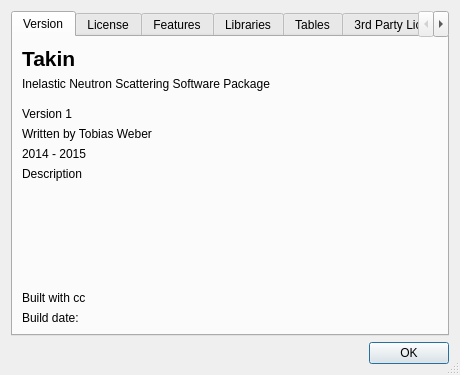
Old version of the form ui/about.ui in the repository t-weber/takin.
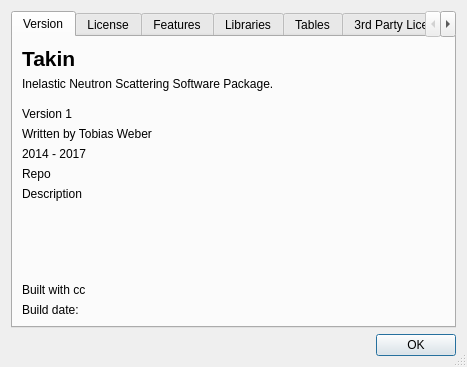
New version of the form.

The edit to the form file:
```diff
--- a/ui/about.ui
+++ b/ui/about.ui
@@ -6,8 +6,8 @@
    <rect>
     <x>0</x>
     <y>0</y>
-    <width>460</width>
-    <height>375</height>
+    <width>467</width>
+    <height>367</height>
    </rect>
   </property>
   <property name="windowTitle">
@@ -19,6 +19,12 @@
   <layout class="QGridLayout" name="gridLayout">
    <item row="0" column="0">
     <widget class="QTabWidget" name="tabWidget">
+     <property name="sizePolicy">
+      <sizepolicy hsizetype="Ignored" vsizetype="Ignored">
+       <horstretch>0</horstretch>
+       <verstretch>0</verstretch>
+      </sizepolicy>
+     </property>
      <property name="currentIndex">
       <number>0</number>
      </property>
@@ -27,6 +33,19 @@
        <string>Version</string>
       </attribute>
       <layout class="QGridLayout" name="gridLayout_2">
+       <item row="9" column="0">
+        <spacer name="verticalSpacer">
+         <property name="orientation">
+          <enum>Qt::Vertical</enum>
+         </property>
+         <property name="sizeHint" stdset="0">
+          <size>
+           <width>20</width>
+           <height>40</height>
+          </size>
+         </property>
+        </spacer>
+       </item>
        <item row="0" column="0">
         <widget class="QLabel" name="labelTitle">
          <property name="text">
@@ -56,14 +75,14 @@
        <item row="1" column="0">
         <widget class="QLabel" name="labelSubtitle">
          <property name="text">
-          <string>Inelastic Neutron Scattering Software Package</string>
+          <string>Inelastic Neutron Scattering Software Package.</string>
          </property>
          <property name="wordWrap">
           <bool>true</bool>
          </property>
         </widget>
        </item>
-       <item row="10" column="0">
+       <item row="11" column="0">
         <widget class="QLabel" name="labelBuildDate">
          <property name="text">
           <string>Build date:</string>
@@ -77,7 +96,7 @@
          </property>
         </widget>
        </item>
-       <item row="9" column="0">
+       <item row="10" column="0">
         <widget class="QLabel" name="labelCC">
          <property name="text">
           <string>Built with cc</string>
@@ -90,7 +109,7 @@
        <item row="6" column="0">
         <widget class="QLabel" name="labelYears">
          <property name="text">
-          <string>2014 - 2015</string>
+          <string>2014 - 2017</string>
          </property>
         </widget>
        </item>
@@ -102,19 +121,6 @@
         </widget>
        </item>
        <item row="8" column="0">
-        <spacer name="verticalSpacer">
-         <property name="orientation">
-          <enum>Qt::Vertical</enum>
-         </property>
-         <property name="sizeHint" stdset="0">
-          <size>
-           <width>20</width>
-           <height>40</height>
-          </size>
-         </property>
-        </spacer>
-       </item>
-       <item row="7" column="0">
         <widget class="QLabel" name="labelDesc">
          <property name="text">
           <string>Description</string>
@@ -122,6 +128,22 @@
          <property name="wordWrap">
           <bool>true</bool>
          </property>
+         <property name="openExternalLinks">
+          <bool>true</bool>
+         </property>
+        </widget>
+       </item>
+       <item row="7" column="0">
+        <widget class="QLabel" name="labelRepo">
+         <property name="text">
+          <string>Repo</string>
+         </property>
+         <property name="wordWrap">
+          <bool>true</bool>
+         </property>
+         <property name="openExternalLinks">
+          <bool>true</bool>
+         </property>
         </widget>
        </item>
       </layout>
```
Left out of the diff: 62 changed lines with no effect on the pictures.
